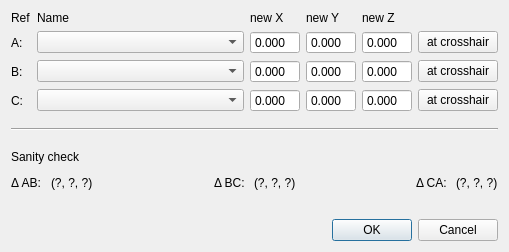
Old version of the form gui/poimanager/ui_reorient_roi_dialog.ui in the repository Ulm-IQO/qudi.
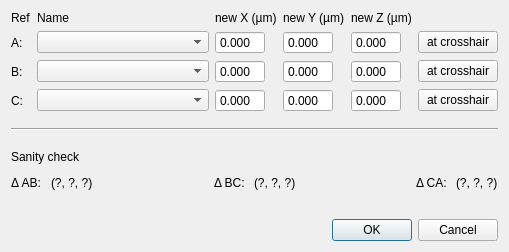
New version of the form.

Commit message:
Change unit in gui of reorientation to µm and recalculate to SI in gui file, such that logic only sees SI.
There was a mix up of units before.

What changed in the file:
```diff
--- a/gui/poimanager/ui_reorient_roi_dialog.ui
+++ b/gui/poimanager/ui_reorient_roi_dialog.ui
@@ -36,21 +36,21 @@
      <item row="0" column="2">
       <widget class="QLabel" name="label_6">
        <property name="text">
-        <string>new X</string>
+        <string>new X (µm)</string>
        </property>
       </widget>
      </item>
      <item row="0" column="3">
       <widget class="QLabel" name="label_7">
        <property name="text">
-        <string>new Y</string>
+        <string>new Y (µm)</string>
        </property>
       </widget>
      </item>
      <item row="0" column="4">
       <widget class="QLabel" name="label_8">
        <property name="text">
-        <string>new Z</string>
+        <string>new Z (µm)</string>
        </property>
       </widget>
      </item>
```
The commit also changes 1 other file.
